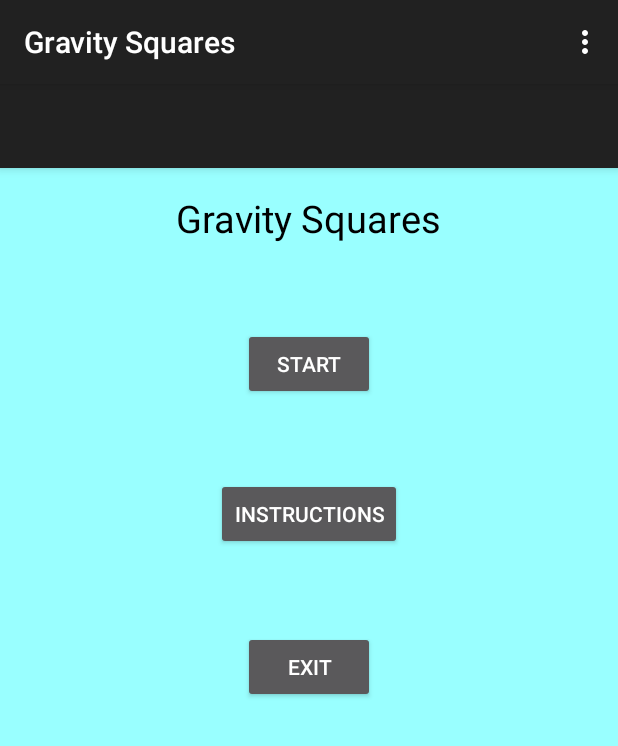
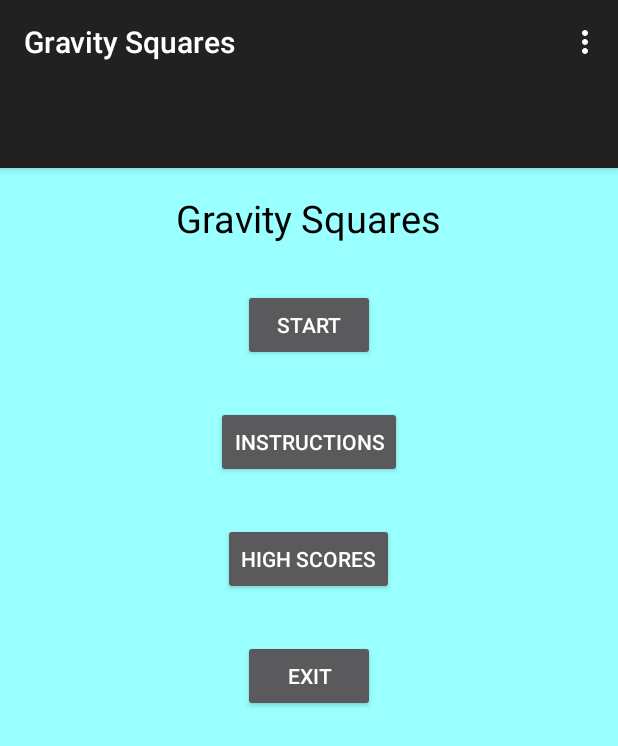
Before and after one commit to RobAPoly/CS370-App, an Android app: the screen it shows after launch (MainActivity), on a phone screen of 412 x 824 dp. Shown: the top 746 px of the screen. Run offline under Robolectric (Android 15) with nearby library versions, the phone set to English and light mode, and no system bars.

Commit message:
Added high score functionality

```diff
--- a/app/src/main/AndroidManifest.xml
+++ b/app/src/main/AndroidManifest.xml
@@ -31,6 +31,11 @@
             android:screenOrientation="portrait"
             android:label="Gravity Squares"
             android:theme="@style/Theme.AppCompat"></activity>
+        <activity
+            android:name=".HighScoreActivity"
+            android:screenOrientation="portrait"
+            android:label="Gravity Squares"
+            android:theme="@style/Theme.AppCompat"></activity>
     </application>
 
 </manifest>
--- a/app/src/main/java/cs370/team2/MainActivity.java
+++ b/app/src/main/java/cs370/team2/MainActivity.java
@@ -76,4 +76,9 @@ public class MainActivity extends AppCompatActivity {
         Intent startIntent = new Intent(this,InstructionActivity.class);
         startActivity(startIntent);
     }
+
+    public void highScoreButton(View view) {
+        Intent startIntent = new Intent(this,HighScoreActivity.class);
+        startActivity(startIntent);
+    }
 }
--- a/app/src/main/res/layout/content_main.xml
+++ b/app/src/main/res/layout/content_main.xml
@@ -33,7 +33,7 @@
         android:layout_below="@+id/textView"
         android:layout_alignLeft="@+id/button"
         android:layout_alignStart="@+id/button"
-        android:layout_marginTop="56dp"
+        android:layout_marginTop="30dp"
         android:onClick="startButton"/>
 
     <Button
@@ -41,8 +41,8 @@
         android:layout_height="wrap_content"
         android:text="Exit"
         android:id="@+id/button"
-        android:layout_marginTop="54dp"
-        android:layout_below="@+id/button3"
+        android:layout_marginTop="30dp"
+        android:layout_below="@+id/button4"
         android:layout_centerHorizontal="true"
         android:onClick="exitButton"/>
     <!-- instruction button -->
@@ -51,10 +51,20 @@
         android:layout_height="wrap_content"
         android:text="Instructions"
         android:id="@+id/button3"
-        android:layout_marginTop="52dp"
+        android:layout_marginTop="30dp"
         android:layout_below="@+id/button2"
         android:layout_centerHorizontal="true"
         android:onClick="instructionButton"/>
+    <!--High score button-->
+    <Button
+        android:layout_width="wrap_content"
+        android:layout_height="wrap_content"
+        android:text="High Scores"
+        android:id="@+id/button4"
+        android:layout_marginTop="30dp"
+        android:layout_below="@+id/button3"
+        android:layout_centerHorizontal="true"
+        android:onClick="highScoreButton"/>
 
 
 </RelativeLayout>
```
Also changed, not shown: app/src/main/java/cs370/team2/GameActivity.java (+58 -0 lines).
